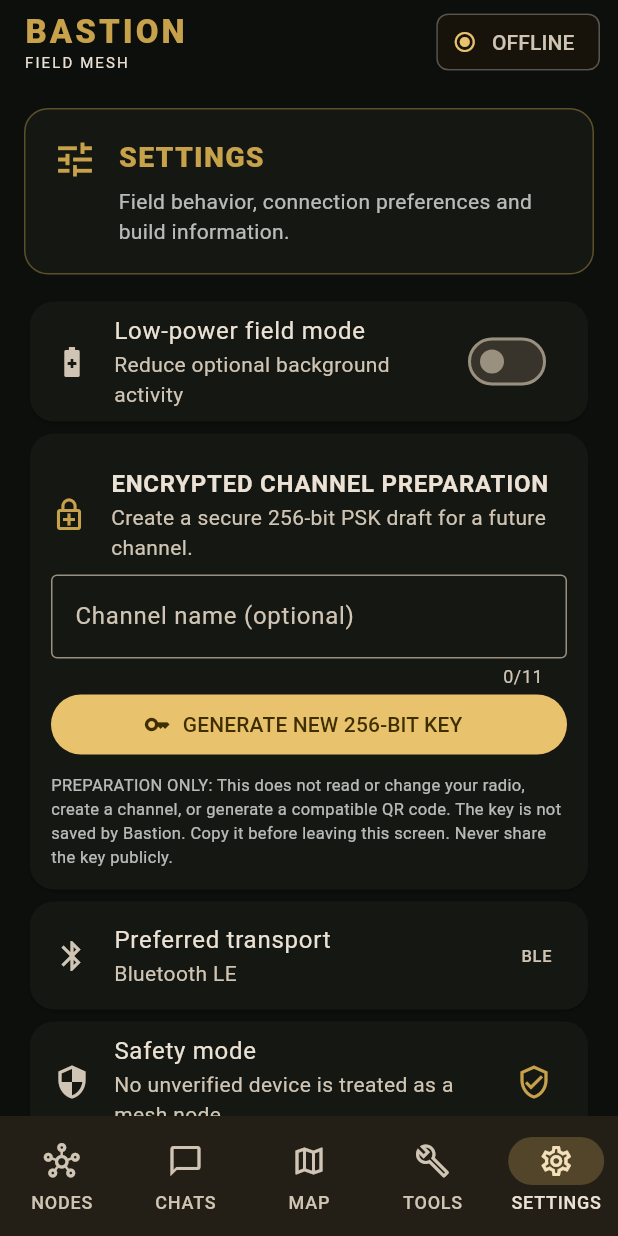
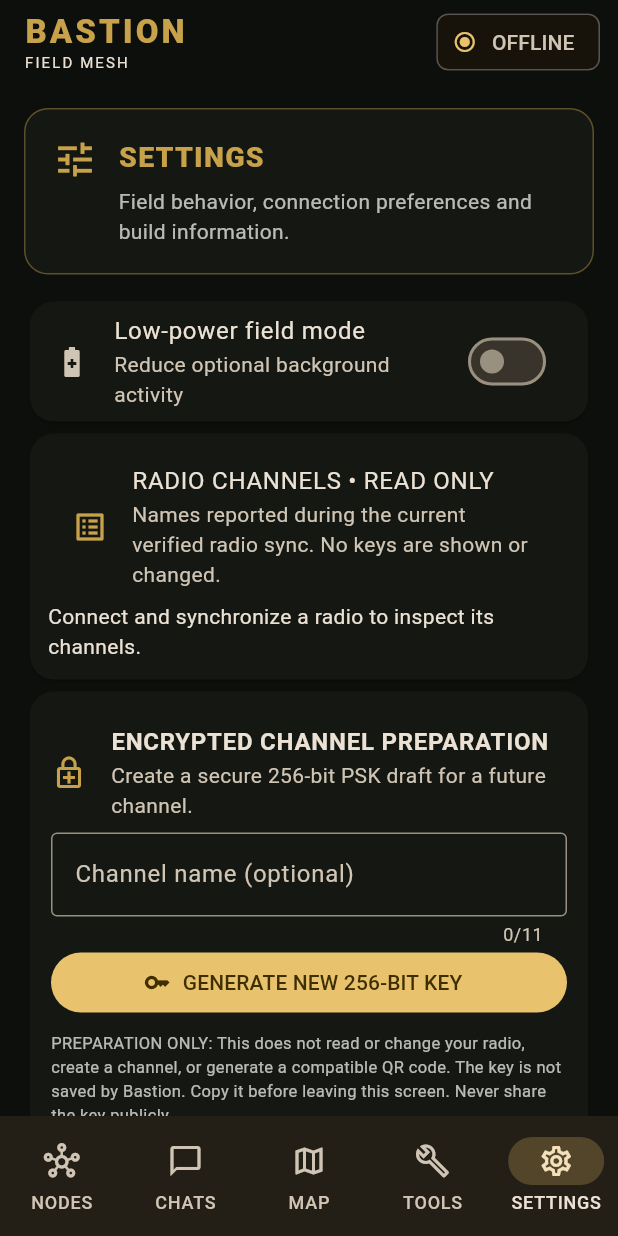
Before and after one commit to BastionMeshApp/notoryx-connect, a Flutter app: the screen it shows after launch, item 5 of the bottom bar chosen, on a phone screen of 412 x 824 dp. Run offline on Flutter 3.47's test engine with Material 3 defaults, Android fonts, the phone set to English and light mode, and no system bars; our stand-ins replace shared_preferences; missing offline and left inert: universal_ble.

Commit message:
Display connected radio channel names safely in Settings

```diff
--- a/lib/main.dart
+++ b/lib/main.dart
@@ -106,6 +106,7 @@
       _SettingsPage(
         lowPowerMode: lowPowerMode,
         onLowPowerChanged: (value) => setState(() => lowPowerMode = value),
+        radio: radio,
       ),
     ])),
     bottomNavigationBar: NavigationBar(
@@ -769,7 +770,8 @@
 }
 
 class _SettingsPage extends StatelessWidget {
-  const _SettingsPage({required this.lowPowerMode, required this.onLowPowerChanged});
+  const _SettingsPage({required this.lowPowerMode, required this.onLowPowerChanged, required this.radio});
+  final MeshtasticRadioCoordinator radio;
   final bool lowPowerMode;
   final ValueChanged<bool> onLowPowerChanged;
 
@@ -785,6 +787,26 @@
         title: const Text('Low-power field mode'),
         subtitle: const Text('Reduce optional background activity'),
         value: lowPowerMode, onChanged: onLowPowerChanged)),
+      AnimatedBuilder(
+        animation: radio,
+        builder: (context, _) => Card(child: Padding(
+          padding: const EdgeInsets.all(12),
+          child: Column(crossAxisAlignment: CrossAxisAlignment.start, children: [
+            const ListTile(
+              leading: Icon(Icons.list_alt, color: BastionApp.signal),
+              title: Text('RADIO CHANNELS • READ ONLY'),
+              subtitle: Text('Names reported during the current verified radio sync. No keys are shown or changed.'),
+            ),
+            if (!radio.isReady)
+              const Text('Connect and synchronize a radio to inspect its channels.')
+            else if (radio.radioChannels.isEmpty)
+              const Text('No channel details received from this radio.')
+            else
+              for (final entry in (radio.radioChannels.entries.toList()..sort((a,b) => a.key.compareTo(b.key))))
+                ListTile(dense: true, title: Text(entry.value), subtitle: Text('Slot ${entry.key}')),
+          ]),
+        )),
+      ),
       const _ChannelKeyWizard(),
       const Card(child: ListTile(
         leading: Icon(Icons.bluetooth), title: Text('Preferred transport'),
```
